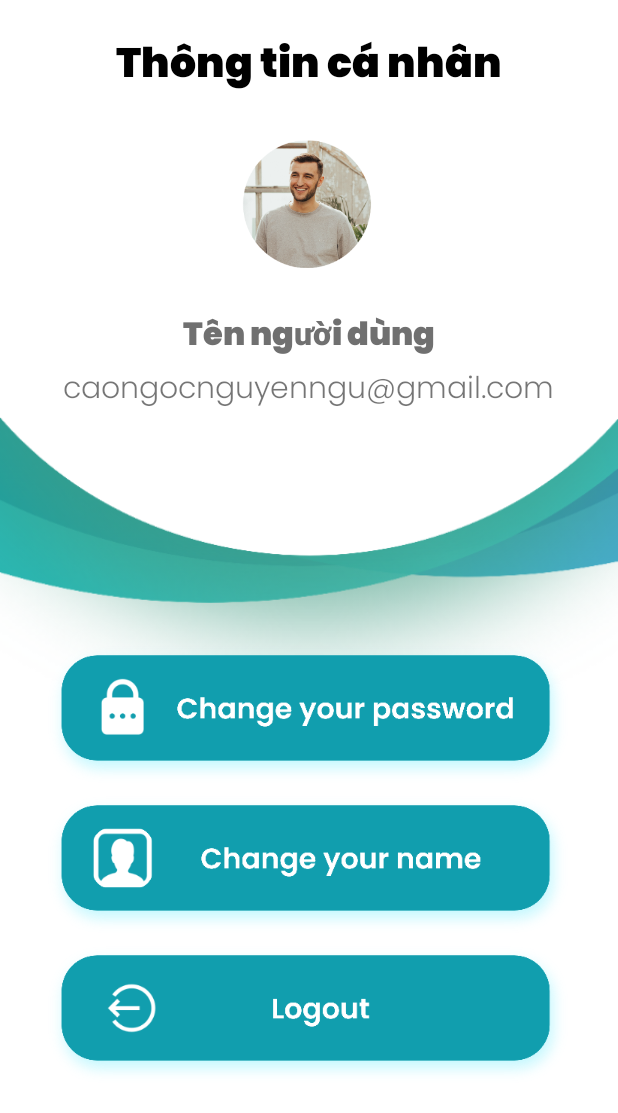
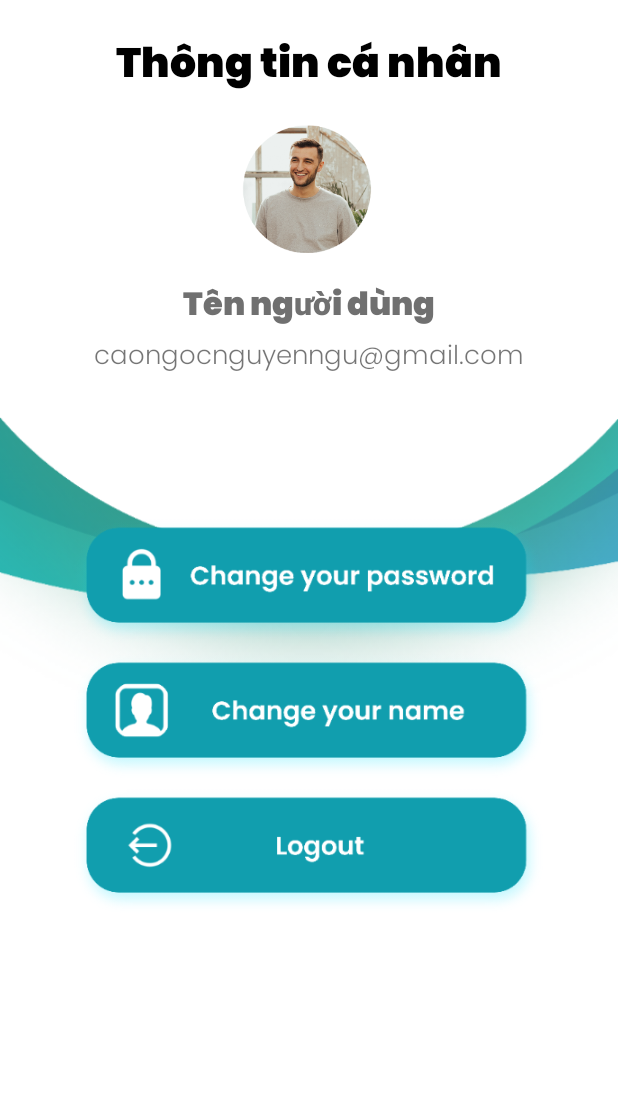
Before and after one commit to ivermin1123/hutech-drug-app, an Android app: the layout fragment_user.xml on its own in the app's theme, with its tools: preview values and no code run, on a phone screen of 412 x 824 dp. Shown: the top 1113 px of the screen. Run offline under Robolectric (Android 15) with nearby library versions, the phone set to English and light mode, and no system bars.

Commit message:
fix over screen and fontsize

```diff
--- a/app/src/main/res/layout/fragment_user.xml
+++ b/app/src/main/res/layout/fragment_user.xml
@@ -20,7 +20,7 @@
         android:text="Thông tin cá nhân"/>
 
     <de.hdodenhof.circleimageview.CircleImageView
-        android:layout_marginTop="80dp"
+        android:layout_marginTop="70dp"
         android:layout_centerHorizontal="true"
         android:src="@drawable/ex_avatar_1"
         android:id="@+id/img_profile"
@@ -30,7 +30,6 @@
 
     <TextView
         android:id="@+id/txvDisplayName"
-        android:layout_marginTop="10dp"
         android:textStyle="bold"
         android:layout_centerHorizontal="true"
         android:layout_below="@+id/img_profile"
@@ -47,7 +46,7 @@
 
         android:id="@+id/txvDesc"
         android:text="caongocnguyenngu@gmail.com"
-        android:textSize="20sp"
+        android:textSize="17sp"
         android:fontFamily="@font/poppins_light"
         android:layout_centerHorizontal="true"
         android:layout_below="@+id/txvDisplayName"
@@ -58,19 +57,20 @@
 
     <ImageButton
         android:id="@+id/btn_change_pwd"
-        android:layout_width="wrap_content"
-        android:layout_height="wrap_content"
-        android:layout_marginTop="150dp"
-        android:src="@drawable/btn_change_pwd"
-        android:background="@null"
+        android:layout_width="320dp"
+        android:layout_height="90dp"
         android:layout_below="@+id/txvDesc"
         android:layout_centerHorizontal="true"
-        />
+        android:layout_marginTop="90dp"
+        android:background="@null"
+        android:scaleType="fitXY"
+        android:src="@drawable/btn_change_pwd" />
 
     <ImageButton
         android:id="@+id/btn_change_name"
-        android:layout_width="wrap_content"
-        android:layout_height="wrap_content"
+        android:layout_width="320dp"
+        android:layout_height="90dp"
+        android:scaleType="fitXY"
         android:src="@drawable/btn_change_name"
         android:background="@null"
         android:layout_below="@+id/btn_change_pwd"
@@ -79,10 +79,11 @@
 
     <ImageButton
         android:id="@+id/btn_logout"
-        android:layout_width="wrap_content"
-        android:layout_height="wrap_content"
+        android:layout_width="320dp"
+        android:layout_height="90dp"
         android:src="@drawable/btn_logout"
         android:background="@null"
+        android:scaleType="fitXY"
         android:layout_below="@+id/btn_change_name"
         android:layout_centerHorizontal="true"
         />
--- a/app/src/main/res/layout/nav_bottom_main.xml
+++ b/app/src/main/res/layout/nav_bottom_main.xml
@@ -19,7 +19,7 @@
         android:layout_width="match_parent"
         android:layout_height="70dp"
         android:layout_gravity="bottom"
-        app:iconSize="20dp"
+        app:iconSize="14dp"
         app:iconTint="#757575"
         app:iconTintActive="#212121"
         app:indicatorColor="#ECECEC"
--- a/app/src/main/res/menu/bottom_navigation_menu.xml
+++ b/app/src/main/res/menu/bottom_navigation_menu.xml
@@ -16,7 +16,7 @@
 
     <item
         android:id="@+id/nav_store"
-        android:title="Pharma"
+        android:title="Store"
         android:icon="@drawable/ic_store"
         />
     <item
```
Also changed, not shown: app/src/main/res/layout/fragment_home.xml (+6 -6 lines).
